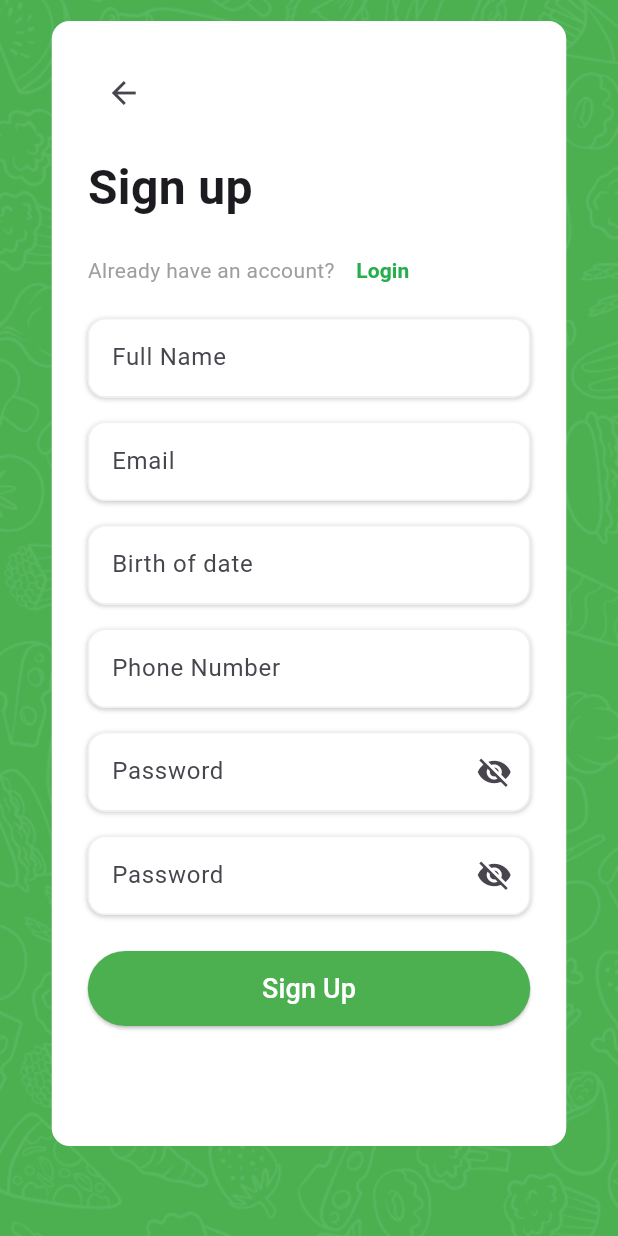
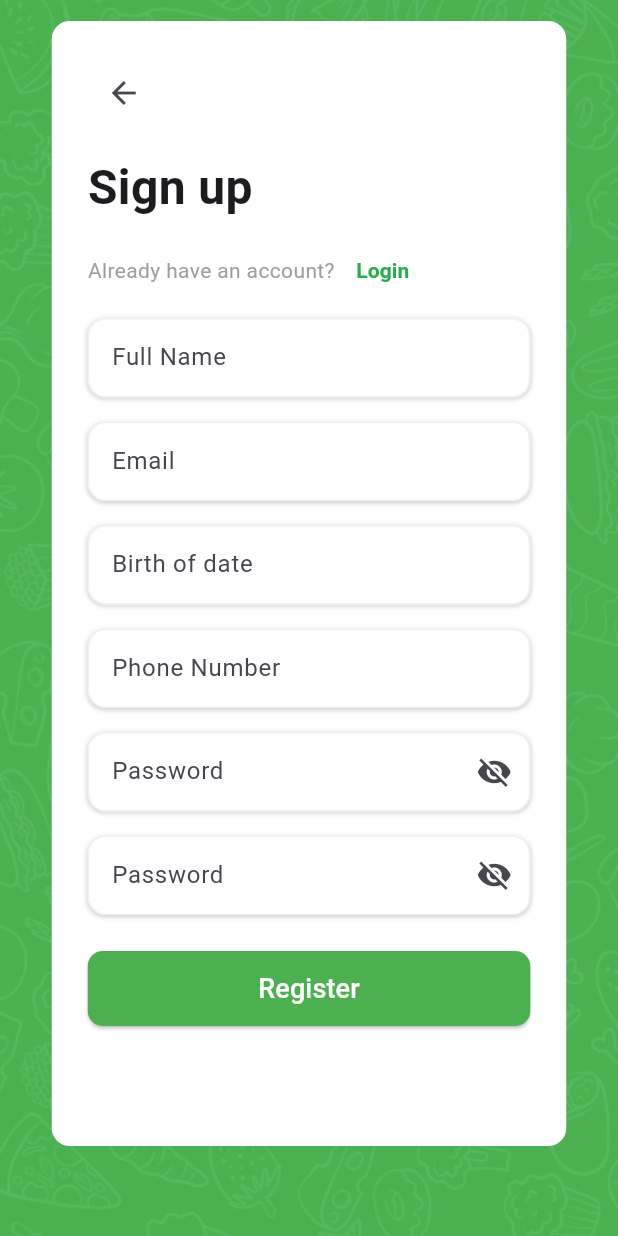
Before and after one commit to hamzamanaseer99/FoodTec, a Flutter app: the SignupScreen screen opened directly, scrolled down 222 dp, on a phone screen of 412 x 824 dp. Run offline on Flutter 3.47's test engine with Material 3 defaults, Android fonts, the phone set to English and light mode, and no system bars; our stand-ins replace bloc, equatable, flutter_bloc, font_awesome_flutter, geolocator, shared_preferences; accounts and stored records are empty.

Commit message:
edit ui login page and signup screen

```diff
--- a/lib/cubit/login_cubit.dart
+++ b/lib/cubit/login_cubit.dart
@@ -36,7 +36,7 @@ class LoginCubit extends Cubit<LoginState> {
     Future.delayed(const Duration(seconds: 2), () {
       if (isClosed) return; // ✅ تحقق من أن Cubit لم يتم التخلص منه
 
-      if (email == "test@example.com" && password == "password123") {
+      if (email == email && password == password) {
         emit(LoginSuccess());
       } else {
         emit(const LoginFailure("Invalid email or password"));
--- a/lib/view/screens/login_screen.dart
+++ b/lib/view/screens/login_screen.dart
@@ -1,11 +1,12 @@
 import 'package:flutter/material.dart';
 import 'package:flutter_bloc/flutter_bloc.dart';
-import 'package:foodtek/cubit/login_cubit.dart';
-import 'package:foodtek/homescreen.dart';
 import 'package:foodtek/view/screens/signup_screen.dart';
 import 'package:foodtek/view/screens/widgets/email_widget.dart';
 import 'package:foodtek/view/screens/widgets/password_widget.dart';
 import 'package:foodtek/view/screens/widgets/social_loginbutton_widget.dart';
+
+import '../../cubit/login_cubit.dart';
+import '../../homescreen.dart';
 
 
 class LoginScreen extends StatefulWidget {
--- a/lib/view/screens/signup_screen.dart
+++ b/lib/view/screens/signup_screen.dart
@@ -163,10 +163,13 @@ class _SignupScreenState extends State<SignupScreen> {
                               style: ElevatedButton.styleFrom(
                                 backgroundColor: Colors.green,
                                 padding: const EdgeInsets.symmetric(horizontal: 100, vertical: 12),
+                                shape: RoundedRectangleBorder(
+                                  borderRadius: BorderRadius.circular(10),
+                                ),
                               ),
                               child: Center(
                                 child: const Text(
-                                  "Sign Up",
+                                  "Register",
                                   style: TextStyle(fontSize: 18, color: Colors.white),
                                 ),
                               ),
```
Also changed, not shown: 4 other files.
